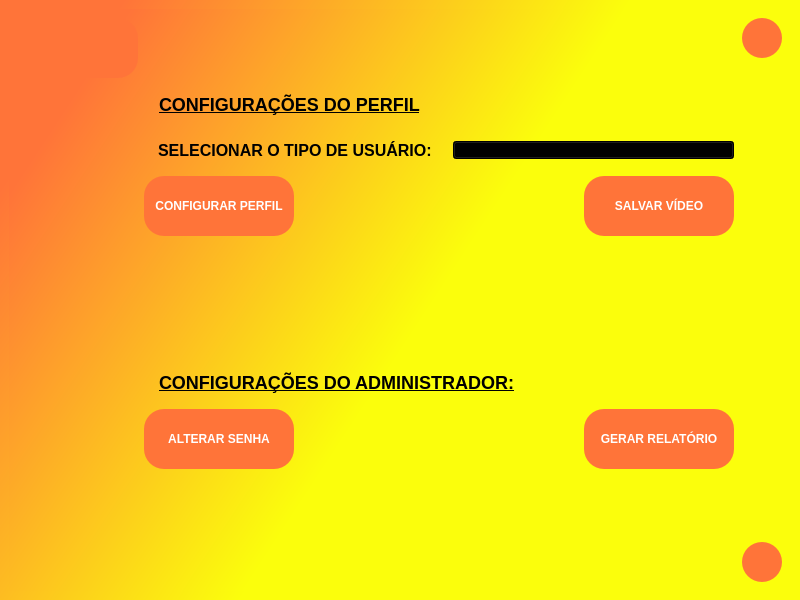
First picture: the form in 5.Modulados/Modulados/mainwindow.ui, repository IsadoraVanco/Gamellito, before the edit.
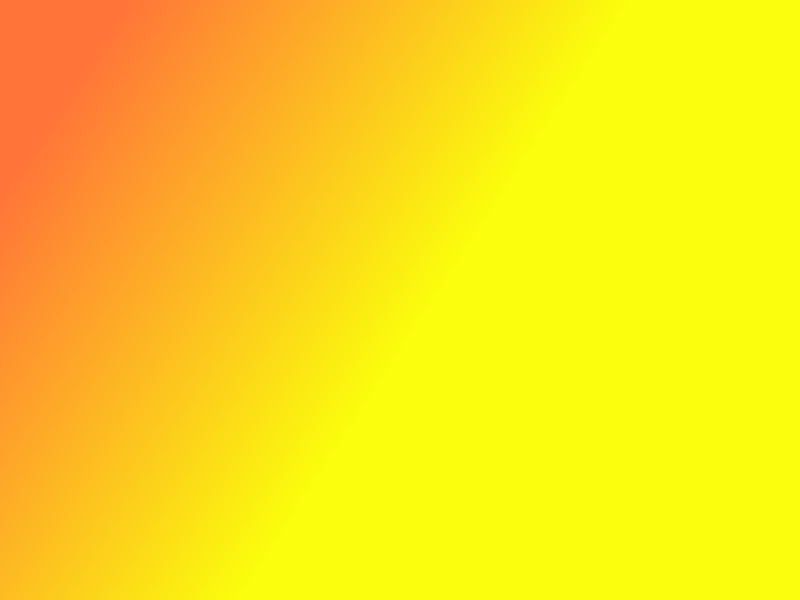
Second picture: the form after the edit.

Commit message: feat: Funcionalidade de tela ociosa

Diff of the .ui file:
```diff
--- a/5.Modulados/Modulados/mainwindow.ui
+++ b/5.Modulados/Modulados/mainwindow.ui
@@ -33,6 +33,24 @@
     <string notr="true">background: qlineargradient(spread:pad, x1:0.605, y1:0.374591, x2:0.094, y2:0.125, stop:0 rgba(251, 254, 12, 255), stop:1 rgba(255, 116, 57, 255))</string>
    </property>
    <layout class="QGridLayout" name="gridLayout">
+    <property name="sizeConstraint">
+     <enum>QLayout::SetNoConstraint</enum>
+    </property>
+    <property name="leftMargin">
+     <number>0</number>
+    </property>
+    <property name="topMargin">
+     <number>0</number>
+    </property>
+    <property name="rightMargin">
+     <number>0</number>
+    </property>
+    <property name="bottomMargin">
+     <number>0</number>
+    </property>
+    <property name="spacing">
+     <number>0</number>
+    </property>
     <item row="0" column="0">
      <widget class="QStackedWidget" name="stackedWidget">
       <property name="enabled">
@@ -48,7 +66,8 @@
        <bool>true</bool>
       </property>
       <property name="styleSheet">
-       <string notr="true">margin: 0;</string>
+       <string notr="true">margin: 0;
+padding: 0;</string>
       </property>
       <property name="frameShape">
        <enum>QFrame::NoFrame</enum>
@@ -60,8 +79,54 @@
        <number>1</number>
       </property>
       <property name="currentIndex">
-       <number>2</number>
+       <number>0</number>
       </property>
+      <widget class="QWidget" name="ociosa">
+       <property name="styleSheet">
+        <string notr="true">margin: 0;
+padding: 0;</string>
+       </property>
+       <layout class="QGridLayout" name="gridLayout_3">
+        <property name="sizeConstraint">
+         <enum>QLayout::SetNoConstraint</enum>
+        </property>
+        <property name="leftMargin">
+         <number>0</number>
+        </property>
+        <property name="topMargin">
+         <number>0</number>
+        </property>
+        <property name="rightMargin">
+         <number>0</number>
+        </property>
+        <property name="bottomMargin">
+         <number>0</number>
+        </property>
+        <property name="spacing">
+         <number>0</number>
+        </property>
+        <item row="0" column="0">
+         <widget class="QWidget" name="widget_tela_ociosa" native="true">
+          <property name="sizePolicy">
+           <sizepolicy hsizetype="Expanding" vsizetype="Expanding">
+            <horstretch>0</horstretch>
+            <verstretch>0</verstretch>
+           </sizepolicy>
+          </property>
+          <property name="minimumSize">
+           <size>
+            <width>600</width>
+            <height>400</height>
+           </size>
+          </property>
+          <property name="styleSheet">
+           <string notr="true">margin: 0;
+padding: 0;</string>
+          </property>
+         </widget>
+        </item>
+       </layout>
+      </widget>
       <widget class="QWidget" name="inicio">
        <layout class="QGridLayout" name="gridLayout_2">
         <item row="4" column="3">
```
Left out of the diff: 2 changed lines with no effect on the pictures. The commit also changes 10 other files.
